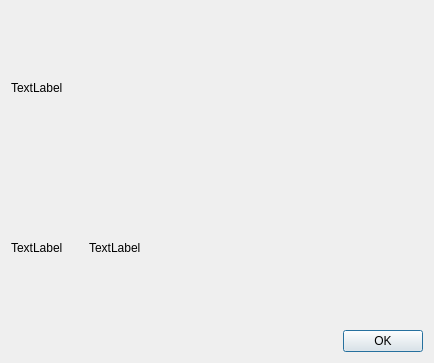
This is RocketWorks/TutorialDialog.ui in rangusun/a8-edu-app-s23-team-rocket as Qt 5 draws it before an edit. The edited form follows.
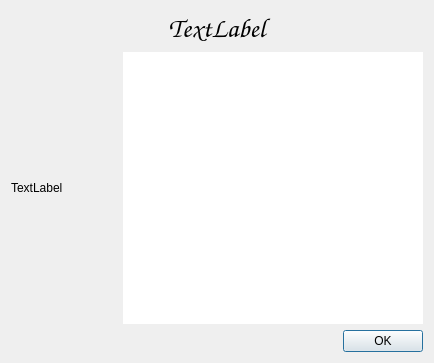
This is the edited form.

Commit message:
Further functionality added to tutorial page and dialogs
Lots of temp stuff in place, but we figured out how to get markdown text
on the dialogs. Need to clean up all the UI layouts, get some
stylesheets in, and get proper assets in for everything.

Patch:
```diff
--- a/RocketWorks/TutorialDialog.ui
+++ b/RocketWorks/TutorialDialog.ui
@@ -16,13 +16,22 @@
   <layout class="QVBoxLayout" name="verticalLayout">
    <item>
     <widget class="QLabel" name="titleLabel">
+     <property name="font">
+      <font>
+       <family>Comic Sans MS</family>
+       <pointsize>20</pointsize>
+      </font>
+     </property>
      <property name="text">
       <string>TextLabel</string>
      </property>
+     <property name="alignment">
+      <set>Qt::AlignCenter</set>
+     </property>
     </widget>
    </item>
    <item>
-    <layout class="QHBoxLayout" name="horizontalLayout" stretch="0,100">
+    <layout class="QHBoxLayout" name="horizontalLayout" stretch="0,0">
      <property name="spacing">
       <number>26</number>
      </property>
@@ -37,9 +46,24 @@
       </widget>
      </item>
      <item>
-      <widget class="QLabel" name="textBox">
-       <property name="text">
-        <string>TextLabel</string>
+      <widget class="QTextBrowser" name="textBox">
+       <property name="sizePolicy">
+        <sizepolicy hsizetype="Preferred" vsizetype="Expanding">
+         <horstretch>0</horstretch>
+         <verstretch>0</verstretch>
+        </sizepolicy>
+       </property>
+       <property name="minimumSize">
+        <size>
+         <width>300</width>
+         <height>200</height>
+        </size>
+       </property>
+       <property name="frameShape">
+        <enum>QFrame::NoFrame</enum>
+       </property>
+       <property name="frameShadow">
+        <enum>QFrame::Plain</enum>
        </property>
       </widget>
      </item>
```
The commit also changes 4 other files.
